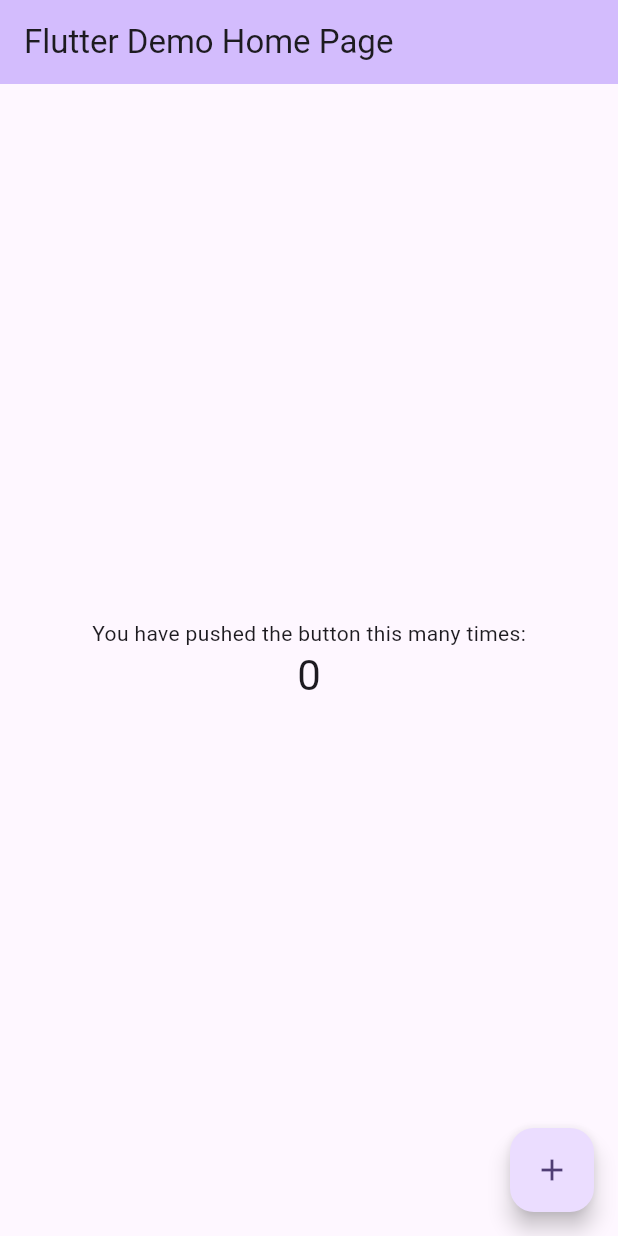
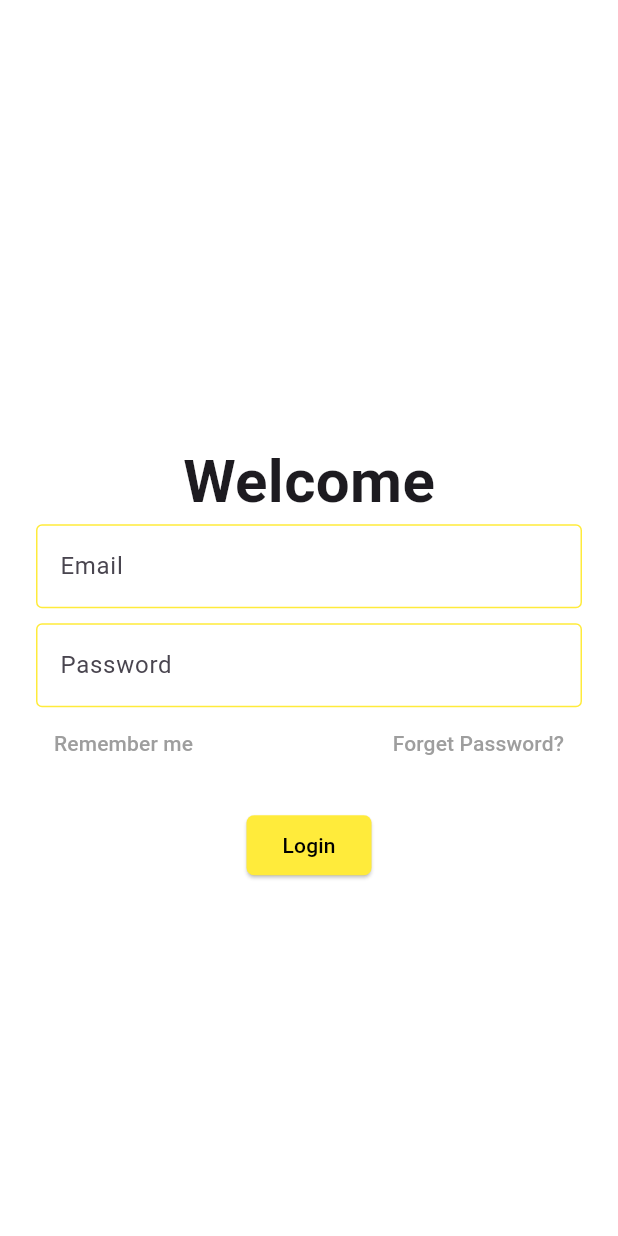
Before and after one commit to basmalahesham/mentor_acadademy_tasks, a Flutter app: the screen it shows after launch, on a phone screen of 412 x 824 dp. Run offline on Flutter 3.47's test engine with Material 3 defaults, Android fonts, the phone set to English and light mode, and no system bars.

Commit message:
login app

```diff
--- a/lib/main.dart
+++ b/lib/main.dart
@@ -1,125 +1,18 @@
 import 'package:flutter/material.dart';
+import 'package:mentor_academy/views/login_view.dart';
 
 void main() {
-  runApp(const MyApp());
+  runApp(const LoginApp());
 }
 
-class MyApp extends StatelessWidget {
-  const MyApp({super.key});
+class LoginApp extends StatelessWidget {
+  const LoginApp({super.key});
 
-  // This widget is the root of your application.
   @override
   Widget build(BuildContext context) {
-    return MaterialApp(
-      title: 'Flutter Demo',
-      theme: ThemeData(
-        // This is the theme of your application.
-        //
-        // TRY THIS: Try running your application with "flutter run". You'll see
-        // the application has a purple toolbar. Then, without quitting the app,
-        // try changing the seedColor in the colorScheme below to Colors.green
-        // and then invoke "hot reload" (save your changes or press the "hot
-        // reload" button in a Flutter-supported IDE, or press "r" if you used
-        // the command line to start the app).
-        //
-        // Notice that the counter didn't reset back to zero; the application
-        // state is not lost during the reload. To reset the state, use hot
-        // restart instead.
-        //
-        // This works for code too, not just values: Most code changes can be
-        // tested with just a hot reload.
-        colorScheme: ColorScheme.fromSeed(seedColor: Colors.deepPurple),
-        useMaterial3: true,
-      ),
-      home: const MyHomePage(title: 'Flutter Demo Home Page'),
+    return const MaterialApp(
+      debugShowCheckedModeBanner: false,
+      home: LoginView(),
     );
   }
 }
-
-class MyHomePage extends StatefulWidget {
-  const MyHomePage({super.key, required this.title});
-
-  // This widget is the home page of your application. It is stateful, meaning
-  // that it has a State object (defined below) that contains fields that affect
-  // how it looks.
-
-  // This class is the configuration for the state. It holds the values (in this
-  // case the title) provided by the parent (in this case the App widget) and
-  // used by the build method of the State. Fields in a Widget subclass are
-  // always marked "final".
-
-  final String title;
-
-  @override
-  State<MyHomePage> createState() => _MyHomePageState();
-}
-
-class _MyHomePageState extends State<MyHomePage> {
-  int _counter = 0;
-
-  void _incrementCounter() {
-    setState(() {
-      // This call to setState tells the Flutter framework that something has
-      // changed in this State, which causes it to rerun the build method below
-      // so that the display can reflect the updated values. If we changed
-      // _counter without calling setState(), then the build method would not be
-      // called again, and so nothing would appear to happen.
-      _counter++;
-    });
-  }
-
-  @override
-  Widget build(BuildContext context) {
-    // This method is rerun every time setState is called, for instance as done
-    // by the _incrementCounter method above.
-    //
-    // The Flutter framework has been optimized to make rerunning build methods
-    // fast, so that you can just rebuild anything that needs updating rather
-    // than having to individually change instances of widgets.
-    return Scaffold(
-      appBar: AppBar(
-        // TRY THIS: Try changing the color here to a specific color (to
-        // Colors.amber, perhaps?) and trigger a hot reload to see the AppBar
-        // change color while the other colors stay the same.
-        backgroundColor: Theme.of(context).colorScheme.inversePrimary,
-        // Here we take the value from the MyHomePage object that was created by
-        // the App.build method, and use it to set our appbar title.
-        title: Text(widget.title),
-      ),
-      body: Center(
-        // Center is a layout widget. It takes a single child and positions it
-        // in the middle of the parent.
-        child: Column(
-          // Column is also a layout widget. It takes a list of children and
-          // arranges them vertically. By default, it sizes itself to fit its
-          // children horizontally, and tries to be as tall as its parent.
-          //
-          // Column has various properties to control how it sizes itself and
-          // how it positions its children. Here we use mainAxisAlignment to
-          // center the children vertically; the main axis here is the vertical
-          // axis because Columns are vertical (the cross axis would be
-          // horizontal).
-          //
-          // TRY THIS: Invoke "debug painting" (choose the "Toggle Debug Paint"
-          // action in the IDE, or press "p" in the console), to see the
-          // wireframe for each widget.
-          mainAxisAlignment: MainAxisAlignment.center,
-          children: <Widget>[
-            const Text(
-              'You have pushed the button this many times:',
-            ),
-            Text(
-              '$_counter',
-              style: Theme.of(context).textTheme.headlineMedium,
-            ),
-          ],
-        ),
-      ),
-      floatingActionButton: FloatingActionButton(
-        onPressed: _incrementCounter,
-        tooltip: 'Increment',
-        child: const Icon(Icons.add),
-      ), // This trailing comma makes auto-formatting nicer for build methods.
-    );
-  }
-}
--- /dev/null
+++ b/lib/views/login_view.dart
@@ -0,0 +1,116 @@
+import 'package:flutter/material.dart';
+import 'package:mentor_academy/views/widgets/text_form_field.dart';
+
+class LoginView extends StatefulWidget {
+  const LoginView({super.key});
+
+  static const String routeName = "login_view";
+  @override
+  State<LoginView> createState() => _LoginViewState();
+}
+
+class _LoginViewState extends State<LoginView> {
+  final formKey = GlobalKey<FormState>();
+
+  @override
+  Widget build(BuildContext context) {
+    return Scaffold(
+      resizeToAvoidBottomInset: false,
+      backgroundColor: Colors.white,
+      appBar: AppBar(
+        backgroundColor: Colors.transparent,
+      ),
+      body: Form(
+        key: formKey,
+        child: Padding(
+          padding: const EdgeInsets.symmetric(horizontal: 24.0),
+          child: Column(
+            mainAxisAlignment: MainAxisAlignment.center,
+            children: [
+              const Text(
+                'Welcome',
+                style: TextStyle(
+                  fontWeight: FontWeight.bold,
+                  fontSize: 40,
+                ),
+              ),
+              CustomTextFormField(
+                hintText: 'Email',
+                validator: (value) {
+                  if (value == null || value.trim().isEmpty) {
+                    return 'Please enter your email';
+                  }
+                  var regex = RegExp(
+                      r"(^[a-zA-Z0-9_.+-]+@[a-zA-Z0-9]+\.[a-zA-Z0-9-.]+$)");
+                  if (!regex.hasMatch(value)) {
+                    return 'enter a valid email address';
+                  }
+                  return null;
+                },
+              ),
+              const SizedBox(
+                height: 10,
+              ),
+              CustomTextFormField(
+                obscureText: true,
+                hintText: 'Password',
+                validator: (value) {
+                  if (value == null || value.isEmpty) {
+                    return 'please enter your password';
+                  }
+                  if (value.length <= 6) {
+                    return 'password must be at least 6 characters';
+                  }
+                  return null;
+                },
+              ),
+              Row(
+                mainAxisAlignment: MainAxisAlignment.spaceBetween,
+                children: [
+                  TextButton(
+                    onPressed: () {},
+                    child: const Text(
+                      'Remember me',
+                      style: TextStyle(color: Colors.grey),
+                    ),
+                  ),
+                  TextButton(
+                    onPressed: () {},
+                    child: const Text(
+                      'Forget Password?',
+                      style: TextStyle(color: Colors.grey),
+                    ),
+                  ),
+                ],
+              ),
+              const SizedBox(
+                height: 20,
+              ),
+              ElevatedButton(
+                onPressed: () {
+                  if (formKey.currentState!.validate()) {
+                    ScaffoldMessenger.of(context).showSnackBar(
+                      const SnackBar(
+                        content: Text('success'),
+                      ),
+                    );
+                  }
+                },
+                style: ElevatedButton.styleFrom(
+                  backgroundColor: Colors.yellow,
+                  shape: RoundedRectangleBorder(
+                    borderRadius: BorderRadius.circular(5),
+                  ),
+                ),
+                child: const Text(
+                  'Login',
+                  style: TextStyle(color: Colors.black),
+                ),
+              ),
+            ],
+          ),
+        ),
+      ),
+    );
+  }
+}
--- /dev/null
+++ b/lib/views/widgets/text_form_field.dart
@@ -0,0 +1,43 @@
+import 'package:flutter/material.dart';
+
+class CustomTextFormField extends StatelessWidget {
+  const CustomTextFormField({
+    super.key,
+    this.obscureText = false,
+    required this.hintText,
+    required this.validator,
+  });
+
+  final bool obscureText;
+  final String hintText;
+  final String? Function(String?) validator;
+  @override
+  Widget build(BuildContext context) {
+    return TextFormField(
+      validator: validator,
+      obscureText: obscureText,
+      decoration: InputDecoration(
+        hintText: hintText,
+        focusedBorder: const OutlineInputBorder(
+          borderSide: BorderSide(
+            color: Colors.yellow,
+          ),
+        ),
+        enabledBorder: const OutlineInputBorder(
+          borderSide: BorderSide(
+            color: Colors.yellow,
+          ),
+        ),
+      ),
+    );
+  }
+}
+//(value) {
+//         if (value == null || value.isEmpty) {
+//           return 'please enter your password';
+//         }
+//         if (value.length <= 6) {
+//           return 'password must be at least 6 characters';
+//         }
+//         return null;
+//       }
```
Also changed, not shown: 1 other file.
